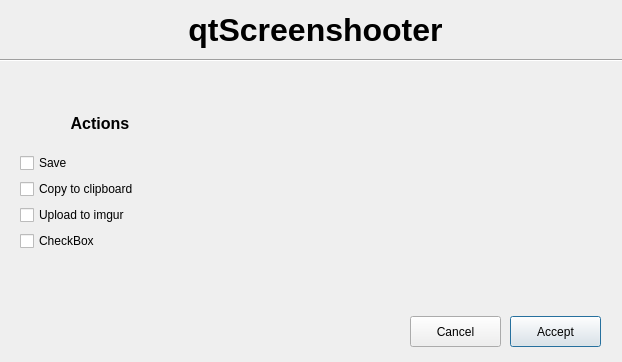
sehnsucht13/qtScreenshooter, file qtScreenshooterSaveWindow.ui: the form before one commit.
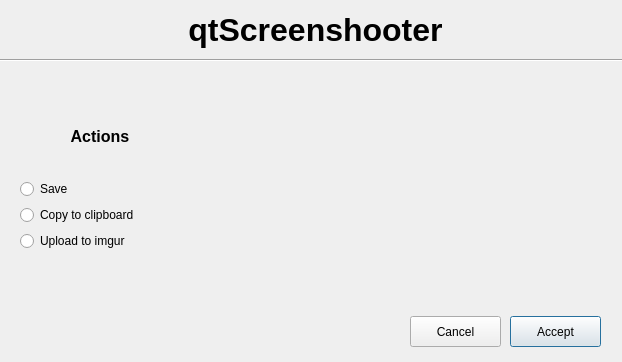
The form after the commit.

Commit message: Implemented the saving of screenshots. Changed UI and .py file from checkboxes to radiobuttons.

```diff
--- a/qtScreenshooterSaveWindow.ui
+++ b/qtScreenshooterSaveWindow.ui
@@ -31,33 +31,26 @@
      </widget>
     </item>
     <item>
-     <widget class="QCheckBox" name="saveCheckbox">
+     <widget class="QRadioButton" name="saveCheckbox">
       <property name="text">
        <string>Save</string>
       </property>
      </widget>
     </item>
     <item>
-     <widget class="QCheckBox" name="cpyToClpBrdCheckbox">
+     <widget class="QRadioButton" name="cpyToClpBrdCheckbox">
       <property name="text">
        <string>Copy to clipboard</string>
       </property>
      </widget>
     </item>
     <item>
-     <widget class="QCheckBox" name="uploadToImgurCheckbox">
+     <widget class="QRadioButton" name="uploadToImgurCheckbox">
       <property name="text">
        <string>Upload to imgur</string>
       </property>
      </widget>
     </item>
-    <item>
-     <widget class="QCheckBox" name="checkBox">
-      <property name="text">
-       <string>CheckBox</string>
-      </property>
-     </widget>
-    </item>
    </layout>
   </widget>
   <widget class="Line" name="line">
```
The commit also changes 2 other files.
